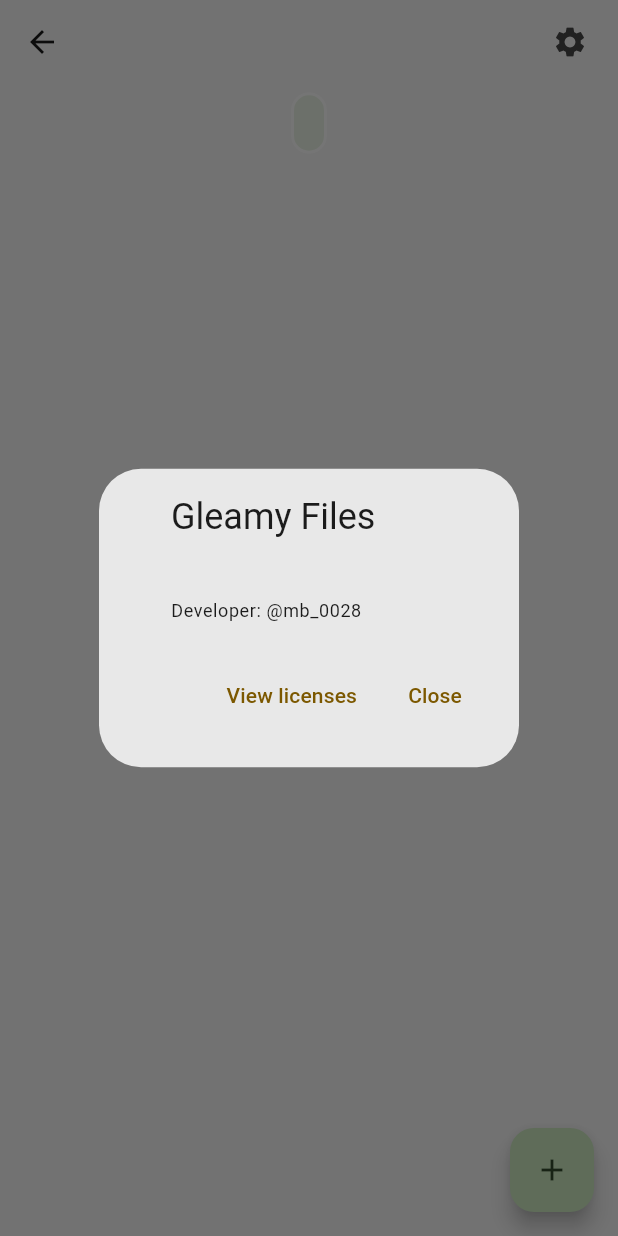
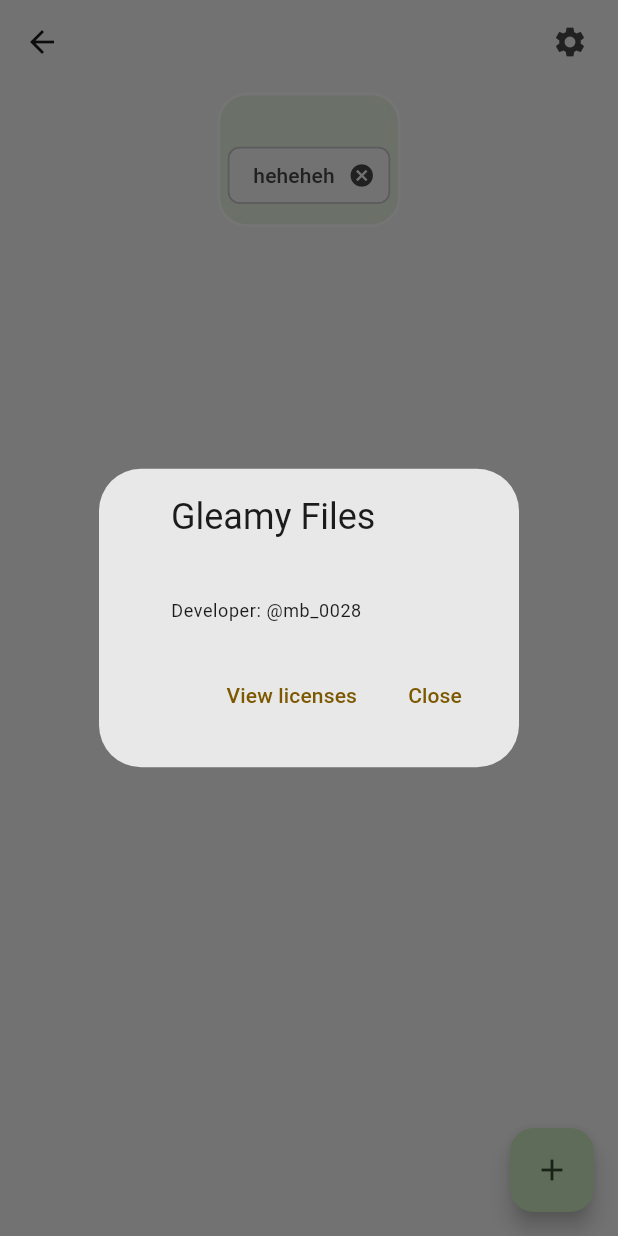
Before and after one commit to mb0028/Gleamy-Files, a Flutter app: the FilesPage screen opened directly with empty values, after a tap on the "settings" icon, on a phone screen of 412 x 824 dp. Run offline on Flutter 3.47's test engine with Material 3 defaults, Android fonts, the light colour scheme and no system bars; our stand-ins replace blur, flutter_styled_toast, open_filex; statements that could not run were skipped.

Commit message:
Improvements and added create new file/folder feature

```diff
--- a/lib/Scripts/settings.dart
+++ b/lib/Scripts/settings.dart
@@ -41,9 +41,8 @@ class Settings {
 
   void saveSettings() {
     String result = "";
-    for (var i = 0; i < favoritePaths.length; i++) {
+    for (var i = 0; i < favoritePaths.length; i++)
       result += _favoritePathsID + favoritePaths[i] + _nl;
-    }
     result += _favoriteSortingID + favoriteSorting.toString() + _nl;
 
     settingsFile.writeAsStringSync(result);
--- /dev/null
+++ b/lib/Structs/mb_file_sys_entity.dart
@@ -0,0 +1,49 @@
+import 'dart:io';
+import 'package:flutter/material.dart';
+import 'package:path/path.dart' as Path;
+
+class MBFileSysEntity {
+  final String path;
+
+  FileSystemEntity get _inner => isFile ? File(path) : Directory(path);
+  FileStat get _stat => _inner.statSync();
+
+  bool get isFile => FileSystemEntity.isFileSync(path);
+  String get name => isFile ? Path.basename(path) : Path.dirname(path);
+  /// extns: Extension
+  String get nameCutExtns => isFile ? Path.basenameWithoutExtension(path) : Path.dirname(path);
+  /// extns: Extension
+  String get extns => isFile ? Path.extension(path) : "";
+  DateTime get dateModified => _stat.modified;
+  DateTime get dateAccessed=> _stat.accessed;
+  int get sizeBytes => _stat.size;
+
+  IconData get icon {
+    switch (extns) {
+      case ".png" || ".jpg" || ".jpeg" || ".webp": return Icons.photo_outlined;
+      case ".mp4" || ".mkv": return Icons.video_file_outlined;
+      case ".mp3" || ".m4a" || ".flac" || ".wav" || ".ogg" || ".aac": return Icons.music_note_outlined;
+      case ".gif": return Icons.gif_outlined;
+      case ".txt": return Icons.text_snippet_outlined;
+      case ".lrc" || ".srt": return Icons.subtitles_outlined;
+      case ".md": return Icons.style_rounded;
+      case ".py" || ".cs" || ".dart" || ".c" || ".h" || ".cpp" || ".java" || ".kt": return Icons.code;
+      case ".js": return Icons.javascript_rounded;
+      case ".json": return Icons.data_object_rounded;
+      case ".zip" || ".rar" || ".7z" || ".tar" || ".tar.gz": return Icons.folder_zip_outlined;
+      case ".html" || ".htm" || ".mhtml" || ".url": return Icons.language_rounded;
+      case ".css": return Icons.palette_outlined;
+      case ".lnk": return Icons.link;
+      case ".exe": return Icons.window_rounded;
+      case ".dll": return Icons.dynamic_form;
+      case ".pdf": return Icons.menu_book_rounded;
+      case ".docx" || ".pptx" || ".xls" || ".sdocx": return Icons.sticky_note_2_outlined;
+      case ".xml" || ".xaml" || ".csproj" || ".slnx": return Icons.extension_rounded;
+      case ".ust" || ".ustx" || ".vsqx" || ".svp" || ".midi" || ".mid" || ".flp" || ".flm": return Icons.piano_rounded;
+      case "": return Icons.folder_outlined;
+    }
+    return Icons.insert_drive_file_outlined;
+  }
+
+  MBFileSysEntity(this.path);
+}
--- a/lib/ui/Widgets/file_details_panel.dart
+++ b/lib/ui/Widgets/file_details_panel.dart
@@ -1,34 +1,30 @@
-import 'dart:io';
 import 'package:flutter/material.dart';
-import 'package:gleamy_files/Scripts/file_helper.dart';
-import 'package:path/path.dart' as Path;
+import 'package:gleamy_files/Structs/mb_file_sys_entity.dart';
 
 class FileDetailsPanel extends StatelessWidget {
-  const FileDetailsPanel({super.key, required this.path});
-  final String path;
+  const FileDetailsPanel({super.key, required this.mbFSE});
+  final MBFileSysEntity mbFSE;
   @override
   Widget build(BuildContext context) {
     var screenWidth = MediaQuery.sizeOf(context).width;
-    if (screenWidth> 700) {
-      bool isFile = FileSystemEntity.isFileSync(path);
+    if (screenWidth > 700) {
+      // bool isFile = fileFolder.isFile;
       String size = ""; String modified = ""; String accessed = "";
 
-      if (isFile && path.isNotEmpty) {
-        var stat = File(path).statSync();
-        var m = stat.modified;
-        var a = stat.accessed;
-        size = "Size: ${stat.size} Bytes";
+      // if (isFile && fileFolder.path.isNotEmpty) {
+        var m = mbFSE.dateModified;
+        var a = mbFSE.dateAccessed;
+        size = "Size: ${mbFSE.sizeBytes} Bytes";
         modified = "Modified: ${m.day}/${m.month}/${m.year}";
         accessed = "Accessed: ${a.day}/${a.month}/${a.year}";
-      }
-      else if (FileSystemEntity.isDirectorySync(path) && path.isNotEmpty) {
-        var stat = Directory(path).statSync();
-        var m = stat.modified;
-        var a = stat.accessed;
-        size = "Size: ${stat.size} Bytes";
-        modified = "Modified: ${m.day}/${m.month}/${m.year}";
-        accessed = "Accessed: ${a.day}/${a.month}/${a.year}";
-      }
+      // }
+      // else if (!isFile && fileFolder.path.isNotEmpty) {
+      //   var m = fileFolder.dateModified;
+      //   var a = fileFolder.dateAccessed;
+      //   size = "Size: ${fileFolder.sizeBytes} Bytes";
+      //   modified = "Modified: ${m.day}/${m.month}/${m.year}";
+      //   accessed = "Accessed: ${a.day}/${a.month}/${a.year}";
+      // }
 
       return SelectionArea(
         child: Container(
@@ -50,7 +46,7 @@ class FileDetailsPanel extends StatelessWidget {
                   borderRadius: .circular(15)
                 ),
                 child: Icon(
-                  getIconByExtention(Path.extension(path)),
+                  mbFSE.icon,
                   size: 160,
                   color: Theme.of(context).colorScheme.secondary,
                 ),
@@ -76,7 +72,7 @@ class FileDetailsPanel extends StatelessWidget {
                   Text(accessed),
                 ],
               ),
-              Text(path),
+              Text(mbFSE.path),
             ],
           ),
         ),
--- a/lib/ui/Widgets/file_or_folder_card.dart
+++ b/lib/ui/Widgets/file_or_folder_card.dart
@@ -1,6 +1,6 @@
 import 'dart:io';
 import 'package:flutter/material.dart';
-import 'package:gleamy_files/Scripts/file_helper.dart';
+import 'package:gleamy_files/Structs/mb_file_sys_entity.dart';
 import 'package:open_filex/open_filex.dart';
 import 'package:path/path.dart' as Path;
 
@@ -41,7 +41,7 @@ class FileOrFolderCardWidget extends StatelessWidget {
           onFucusChange: onFocusChange,
           filePath: filePath,
           color: Theme.of(context).colorScheme.secondaryContainer,
-          icon: getIconByExtention(Path.extension(filePath)),
+          icon: MBFileSysEntity(filePath).icon,
           displayName: Path.basenameWithoutExtension(filePath),
           subtitle: "${_fileSize(stat.size)} MB  •  ${m.day}/${m.month}/${m.year}  •  ${Path.extension(filePath).substring(1)}$isHiddenFile",
         );
--- a/lib/ui/files_page.dart
+++ b/lib/ui/files_page.dart
@@ -1,6 +1,8 @@
 import 'dart:io';
 import 'package:blur/blur.dart';
 import 'package:flutter/material.dart';
+import 'package:gleamy_files/Structs/mb_file_sys_entity.dart';
+import 'package:gleamy_files/ui/Popups/file_page_new_popup.dart';
 import 'package:gleamy_files/ui/Popups/files_more_action.dart';
 import 'package:gleamy_files/ui/Widgets/file_details_panel.dart';
 import 'package:gleamy_files/ui/Widgets/file_or_folder_card.dart';
@@ -19,7 +21,7 @@ class FilesPage extends StatefulWidget {
 
 class _FilesPageState extends State<FilesPage> {
   final String startPath;
-  List<FileSystemEntity> currentFiles = [];
+  List<MBFileSysEntity> currentFiles = [];
   List<String> perviousPaths = [];
   String selectedPath = "";
   _FilesPageState({required this.startPath});
@@ -27,11 +29,29 @@ class _FilesPageState extends State<FilesPage> {
   void updatePaths(String path) {
     var dir = Directory.fromUri(Uri.file(path));
     Future.delayed(Duration.zero, () {
-      var list = dir.listSync().toList();
-      list.sort((a, b) {
-        return FileSystemEntity.isDirectorySync(a.path) ? 0 : 1;
-      }); //TODO: More sorting methods
-      setState(() => currentFiles = list);
+      List<String> dirs = [];
+      List<String> files = [];
+      List<MBFileSysEntity> result = [];
+
+      // Sort pass 0 : init lists
+      for (var element in dir.listSync()) {
+        if (FileSystemEntity.isDirectorySync(element.path))
+          dirs.add(element.path);
+        else
+          files.add(element.path);
+      }
+
+      // Sort pass 1 : by name      TODO: More sorting methods
+      dirs.sort();
+      files.sort();
+
+      // Sort pass 2 : folders first
+      for (var item in dirs)
+        result.add(MBFileSysEntity(item));
+      for (var item in files)
+        result.add(MBFileSysEntity(item));
+
+      setState(() => currentFiles = result);
     });
   }
 
@@ -66,11 +86,11 @@ class _FilesPageState extends State<FilesPage> {
         body: Row(
           mainAxisSize: .min,
           children: [
-            FileDetailsPanel(path: selectedPath),
+            FileDetailsPanel(mbFSE: MBFileSysEntity(selectedPath)),
             filesView(),
           ],
         ),
-        floatingActionButton: _FileFloatingBtn(),
+        floatingActionButton: _fileFloatingBtn(context, perviousPaths.last),
       ),
     );
   }
@@ -145,6 +165,22 @@ class _FilesPageState extends State<FilesPage> {
     }
   }
 
+  Widget _fileFloatingBtn(BuildContext context, String lastPath) {
+    return FloatingActionButton(
+      backgroundColor: Theme.of(context).colorScheme.tertiaryContainer,
+      foregroundColor: Theme.of(context).colorScheme.onTertiaryContainer,
+      onPressed: () {
+        showFilesPageNewDialog(lastPath, context, () {
+          setState(() {
+            updatePaths(perviousPaths.last);
+          });
+        },);
+      },
+      tooltip: 'New...',
+      child: const Icon(Icons.add),
+    );
+  }
+
 }
 
 class _CurrentPathHeader extends StatelessWidget {
@@ -159,17 +195,21 @@ class _CurrentPathHeader extends StatelessWidget {
     return Container(
       margin: .only(top: 5.5),
       child: Container(
-        padding: .all(10),
+        height: 90,
+        padding: .all(5),
         decoration: BoxDecoration(
-          color: Theme.of(context).colorScheme.tertiaryContainer.withAlpha(80),
+          color: Theme.of(context).colorScheme.tertiaryContainer.withAlpha(90),
           // backgroundBlendMode: .screen,
-          borderRadius: .circular(15),
+          borderRadius: .circular(20),
           border: .all(
             width: 2,
             color: Colors.white,
           ),
         ),
-        child: Text(
+        child: Column(
+          mainAxisAlignment: .spaceEvenly,
+          children: [
+            Text(
               perviousPaths.last,
               textAlign: .center,
               maxLines: 1,
@@ -177,25 +217,17 @@ class _CurrentPathHeader extends StatelessWidget {
               style: TextStyle(
                 fontSize: 12
               ),
+            ),
+            Chip(
+              label: Text("heheheh"),
+              onDeleted: () => showAboutDialog(context: context),
+            ),
+          ],
         )
       ).frosted(
         blur: 2,
-        borderRadius: .circular(15),
+        borderRadius: .circular(20),
       ),
     );
   }
 }
-
-class _FileFloatingBtn extends StatelessWidget {
-  const _FileFloatingBtn();
-  @override
-  Widget build(BuildContext context) {
-    return FloatingActionButton(
-      backgroundColor: Theme.of(context).colorScheme.tertiaryContainer,
-      foregroundColor: Theme.of(context).colorScheme.onTertiaryContainer,
-      onPressed: () {},
-      tooltip: 'New...',
-      child: const Icon(Icons.add),
-    );
-  }
-}
```
Also changed, not shown: analysis_options.yaml (+2 -24 lines), lib/ui/Popups/file_page_helper_dialogs.dart (renamed from lib/Scripts/file_helper.dart, +11 -38 lines), lib/ui/Popups/file_page_new_popup.dart (added, +122 -0 lines), lib/ui/Popups/files_more_action.dart (+12 -12 lines), lib/ui/Popups/toast.dart (added, +34 -0 lines), 1 other file. Lines whose indentation alone changed are shown as unchanged.
